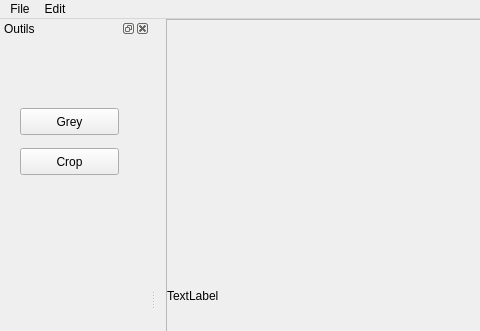
SkyHeaven/GMN, file MainWindow.ui: the form before one commit; both pictures show x 0 to 480 and y 0 to 331 of the 800 by 600 pixel window.
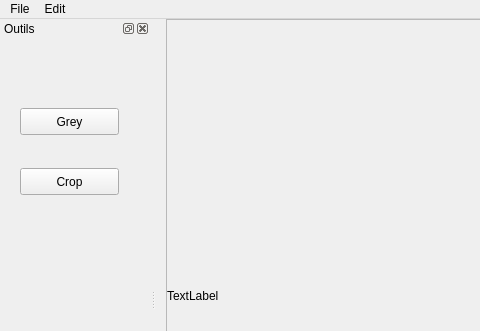
The form after the commit.

```diff
--- a/MainWindow.ui
+++ b/MainWindow.ui
@@ -132,7 +132,7 @@
      <property name="geometry">
       <rect>
        <x>20</x>
-       <y>110</y>
+       <y>130</y>
        <width>99</width>
        <height>27</height>
       </rect>
@@ -140,15 +140,6 @@
      <property name="text">
       <string>Crop</string>
      </property>
-     <property name="checkable">
-      <bool>false</bool>
-     </property>
-     <property name="checked">
-      <bool>false</bool>
-     </property>
-     <property name="flat">
-      <bool>false</bool>
-     </property>
     </widget>
    </widget>
   </widget>
```
Left out of the diff: 18 changed lines with no effect on the pictures.
